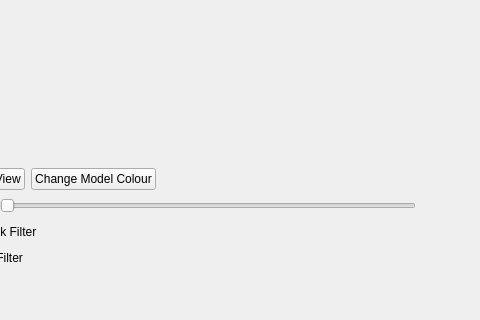
The window that Worksheet6/Exercise3/mainwindow.ui (ecb1/2021_20276263) describes before a commit, drawn with Qt 5; both pictures show x 90 to 570 and y 344 to 664 of the 931 by 664 pixel window.
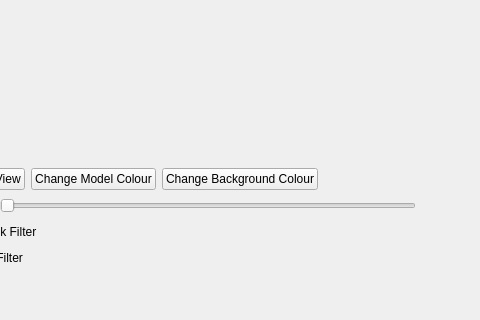
The same window after the commit. Icons and pictures are not drawn. Custom widgets are drawn as their Qt base class.

```diff
--- a/Worksheet6/Exercise3/mainwindow.ui
+++ b/Worksheet6/Exercise3/mainwindow.ui
@@ -50,6 +50,13 @@
          </property>
         </widget>
        </item>
+       <item>
+        <widget class="QPushButton" name="BackgroundColourButton">
+         <property name="text">
+          <string>Change Background Colour</string>
+         </property>
+        </widget>
+       </item>
        <item>
         <spacer name="horizontalSpacer">
          <property name="orientation">
```
Left out of the diff: 26 changed lines with no effect on the pictures.
